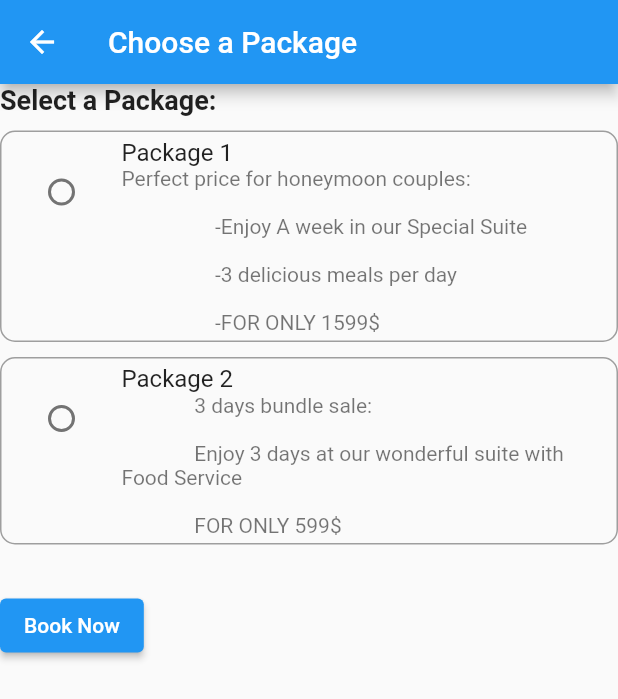
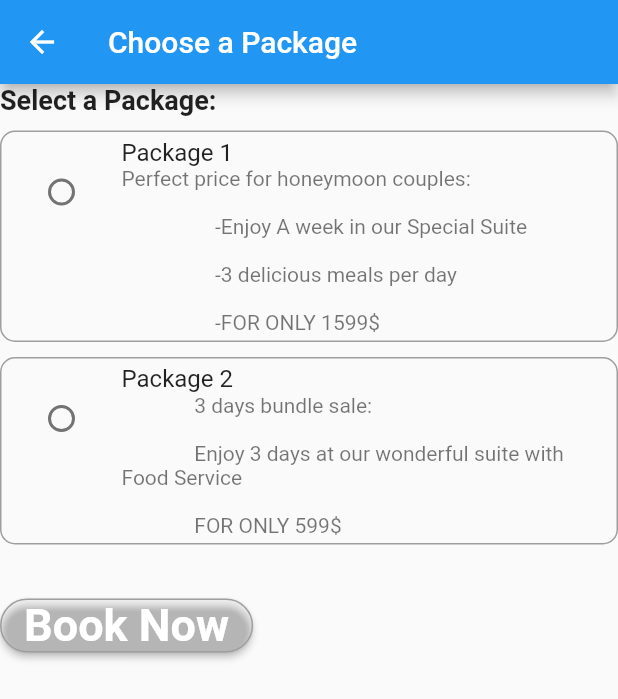
Before and after one commit to AdhamShayya/MobileApplication, a Flutter app: the Packages screen opened directly, on a phone screen of 412 x 824 dp. Shown: the top 699 px of the screen. Run offline on Flutter 3.47's test engine with Material 2 defaults, Android fonts, the phone set to English and light mode, and no system bars.

Commit message:
Update package.dart

```diff
--- a/lib/package.dart
+++ b/lib/package.dart
@@ -47,6 +47,13 @@ class _PackagesState extends State<Packages> {
             ),
             );
           },
+          style: ElevatedButton.styleFrom(
+              backgroundColor: Colors.transparent,
+              shape: RoundedRectangleBorder(
+                  borderRadius: BorderRadius.circular(30.0),
+                  side: const BorderSide(color: Colors.grey)),
+              textStyle:
+              const TextStyle(fontSize: 30, fontWeight: FontWeight.bold)),
           child: const Text('Book Now'),
         ),
         ],
```
Lines whose indentation alone changed are shown as unchanged.
